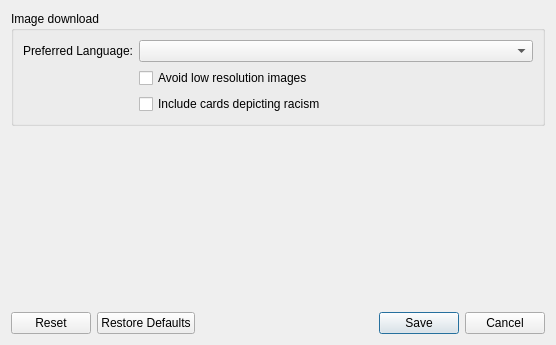
First picture: the form in mtg_proxy_printer/resources/ui/settings_window.ui, repository luziferius/MTGProxyPrinter, before the edit.
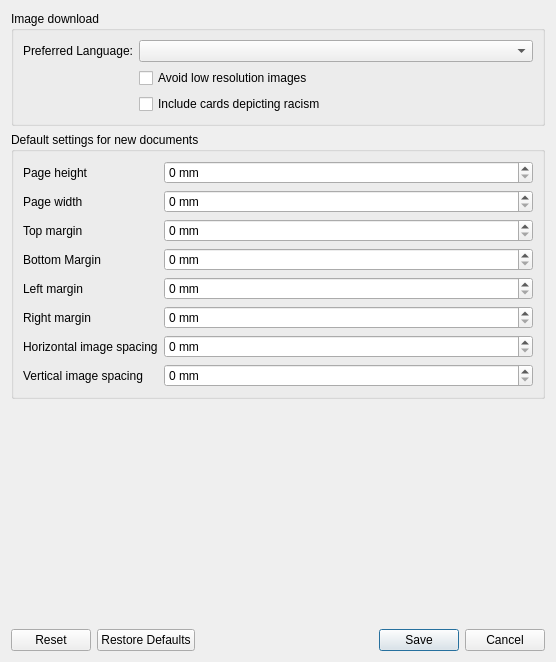
Second picture: the form after the edit.

Commit message:
Settings: Added settings for document-related settings, like paper size, paper margins and image spacing. Added settings to the settings module, and GUI settings dialogue.
FossilOrigin-Name: 0c06ef62d37754beff078f489daa3a09e93d50fa6120c1ef249a59237ff48f2c

```diff
--- a/mtg_proxy_printer/resources/ui/settings_window.ui
+++ b/mtg_proxy_printer/resources/ui/settings_window.ui
@@ -7,7 +7,7 @@
     <x>0</x>
     <y>0</y>
     <width>556</width>
-    <height>345</height>
+    <height>662</height>
    </rect>
   </property>
   <property name="windowTitle">
@@ -63,6 +63,223 @@
      </layout>
     </widget>
    </item>
+   <item>
+    <widget class="QGroupBox" name="page_configuration_group_box">
+     <property name="title">
+      <string>Default settings for new documents</string>
+     </property>
+     <layout class="QGridLayout" name="gridLayout">
+      <item row="9" column="0">
+       <widget class="QLabel" name="page_image_spacing_vertical_label">
+        <property name="text">
+         <string>Vertical image spacing</string>
+        </property>
+       </widget>
+      </item>
+      <item row="6" column="0">
+       <widget class="QLabel" name="page_margin_left_label">
+        <property name="text">
+         <string>Left margin</string>
+        </property>
+       </widget>
+      </item>
+      <item row="4" column="0">
+       <widget class="QLabel" name="page_margin_bottom_label">
+        <property name="text">
+         <string>Bottom Margin</string>
+        </property>
+       </widget>
+      </item>
+      <item row="0" column="0">
+       <widget class="QLabel" name="page_height_label">
+        <property name="text">
+         <string>Page height</string>
+        </property>
+       </widget>
+      </item>
+      <item row="8" column="0">
+       <widget class="QLabel" name="page_image_spacing_horizontal_label">
+        <property name="text">
+         <string>Horizontal image spacing</string>
+        </property>
+       </widget>
+      </item>
+      <item row="0" column="2">
+       <widget class="QSpinBox" name="page_height">
+        <property name="sizePolicy">
+         <sizepolicy hsizetype="Expanding" vsizetype="Fixed">
+          <horstretch>0</horstretch>
+          <verstretch>0</verstretch>
+         </sizepolicy>
+        </property>
+        <property name="toolTip">
+         <string>Default paper height in millimeters</string>
+        </property>
+        <property name="suffix">
+         <string> mm</string>
+        </property>
+        <property name="maximum">
+         <number>10000</number>
+        </property>
+       </widget>
+      </item>
+      <item row="2" column="0">
+       <widget class="QLabel" name="page_width_label">
+        <property name="text">
+         <string>Page width</string>
+        </property>
+       </widget>
+      </item>
+      <item row="3" column="0">
+       <widget class="QLabel" name="page_margin_top_label">
+        <property name="text">
+         <string>Top margin</string>
+        </property>
+       </widget>
+      </item>
+      <item row="2" column="2">
+       <widget class="QSpinBox" name="page_width">
+        <property name="sizePolicy">
+         <sizepolicy hsizetype="Expanding" vsizetype="Fixed">
+          <horstretch>0</horstretch>
+          <verstretch>0</verstretch>
+         </sizepolicy>
+        </property>
+        <property name="toolTip">
+         <string>Default paper width in millimeters</string>
+        </property>
+        <property name="suffix">
+         <string> mm</string>
+        </property>
+        <property name="maximum">
+         <number>10000</number>
+        </property>
+       </widget>
+      </item>
+      <item row="7" column="0">
+       <widget class="QLabel" name="page_margin_right_label">
+        <property name="text">
+         <string>Right margin</string>
+        </property>
+       </widget>
+      </item>
+      <item row="3" column="2">
+       <widget class="QSpinBox" name="page_margin_top">
+        <property name="sizePolicy">
+         <sizepolicy hsizetype="Expanding" vsizetype="Fixed">
+          <horstretch>0</horstretch>
+          <verstretch>0</verstretch>
+         </sizepolicy>
+        </property>
+        <property name="toolTip">
+         <string>&lt;html&gt;&lt;head/&gt;&lt;body&gt;&lt;p&gt;Minimum margin between the top paper border and the page content.&lt;/p&gt;&lt;p&gt;Most printers have a minimum printing margin of 3 to 5 mm.&lt;/p&gt;&lt;/body&gt;&lt;/html&gt;</string>
+        </property>
+        <property name="suffix">
+         <string> mm</string>
+        </property>
+        <property name="maximum">
+         <number>10000</number>
+        </property>
+       </widget>
+      </item>
+      <item row="4" column="2">
+       <widget class="QSpinBox" name="page_margin_bottom">
+        <property name="sizePolicy">
+         <sizepolicy hsizetype="Expanding" vsizetype="Fixed">
+          <horstretch>0</horstretch>
+          <verstretch>0</verstretch>
+         </sizepolicy>
+        </property>
+        <property name="toolTip">
+         <string>&lt;html&gt;&lt;head/&gt;&lt;body&gt;&lt;p&gt;Minimum margin between the bottom paper border and the page content.&lt;/p&gt;&lt;p&gt;Most printers have a minimum printing margin of 3 to 5 mm.&lt;/p&gt;&lt;/body&gt;&lt;/html&gt;</string>
+        </property>
+        <property name="suffix">
+         <string> mm</string>
+        </property>
+        <property name="maximum">
+         <number>10000</number>
+        </property>
+       </widget>
+      </item>
+      <item row="6" column="2">
+       <widget class="QSpinBox" name="page_margin_left">
+        <property name="sizePolicy">
+         <sizepolicy hsizetype="Expanding" vsizetype="Fixed">
+          <horstretch>0</horstretch>
+          <verstretch>0</verstretch>
+         </sizepolicy>
+        </property>
+        <property name="toolTip">
+         <string>&lt;html&gt;&lt;head/&gt;&lt;body&gt;&lt;p&gt;Minimum margin between the left paper border and the page content.&lt;/p&gt;&lt;p&gt;Most printers have a minimum printing margin of 3 to 5 mm.&lt;/p&gt;&lt;/body&gt;&lt;/html&gt;</string>
+        </property>
+        <property name="suffix">
+         <string> mm</string>
+        </property>
+        <property name="maximum">
+         <number>10000</number>
+        </property>
+       </widget>
+      </item>
+      <item row="7" column="2">
+       <widget class="QSpinBox" name="page_margin_right">
+        <property name="sizePolicy">
+         <sizepolicy hsizetype="Expanding" vsizetype="Fixed">
+          <horstretch>0</horstretch>
+          <verstretch>0</verstretch>
+         </sizepolicy>
+        </property>
+        <property name="toolTip">
+         <string>&lt;html&gt;&lt;head/&gt;&lt;body&gt;&lt;p&gt;Minimum margin between the right paper border and the page content.&lt;/p&gt;&lt;p&gt;Most printers have a minimum printing margin of 3 to 5 mm.&lt;/p&gt;&lt;/body&gt;&lt;/html&gt;</string>
+        </property>
+        <property name="suffix">
+         <string> mm</string>
+        </property>
+        <property name="maximum">
+         <number>10000</number>
+        </property>
+       </widget>
+      </item>
+      <item row="8" column="2">
+       <widget class="QSpinBox" name="page_image_spacing_horizontal">
+        <property name="sizePolicy">
+         <sizepolicy hsizetype="Expanding" vsizetype="Fixed">
+          <horstretch>0</horstretch>
+          <verstretch>0</verstretch>
+         </sizepolicy>
+        </property>
+        <property name="toolTip">
+         <string>&lt;html&gt;&lt;head/&gt;&lt;body&gt;&lt;p&gt;Space left and right of images. Images are this many millimeters apart.&lt;/p&gt;&lt;p&gt;If set to zero, you only need one cut to separate two images, otherwise you need two cuts but require less precision hitting the exact middle.&lt;/p&gt;&lt;/body&gt;&lt;/html&gt;</string>
+        </property>
+        <property name="suffix">
+         <string> mm</string>
+        </property>
+        <property name="maximum">
+         <number>10000</number>
+        </property>
+       </widget>
+      </item>
+      <item row="9" column="2">
+       <widget class="QSpinBox" name="page_image_spacing_vertical">
+        <property name="sizePolicy">
+         <sizepolicy hsizetype="Expanding" vsizetype="Fixed">
+          <horstretch>0</horstretch>
+          <verstretch>0</verstretch>
+         </sizepolicy>
+        </property>
+        <property name="toolTip">
+         <string>&lt;html&gt;&lt;head/&gt;&lt;body&gt;&lt;p&gt;Space above and below of images. Images are this many millimeters apart.&lt;/p&gt;&lt;p&gt;If set to zero, you only need one cut to separate two images, otherwise you need two cuts but require less precision hitting the exact middle.&lt;/p&gt;&lt;/body&gt;&lt;/html&gt;</string>
+        </property>
+        <property name="suffix">
+         <string> mm</string>
+        </property>
+        <property name="maximum">
+         <number>10000</number>
+        </property>
+       </widget>
+      </item>
+     </layout>
+    </widget>
+   </item>
    <item>
     <spacer name="vertical_spacer">
      <property name="orientation">
```
Left out of the diff: 5 changed lines with no effect on the pictures. The commit also changes 2 other files.
